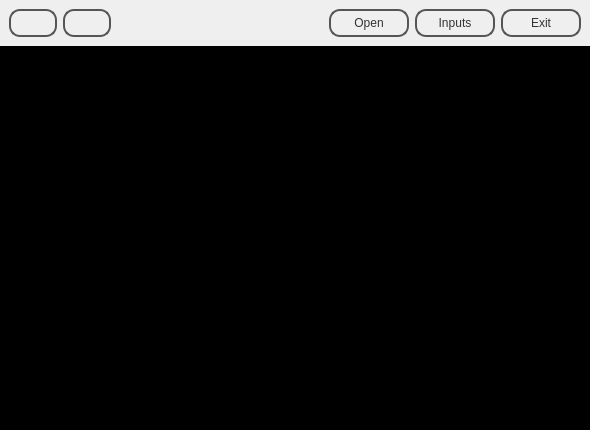
Above: applications/scene-display/scene-display-gui.ui from daniel86/regen before the change. Below: the same form after it.
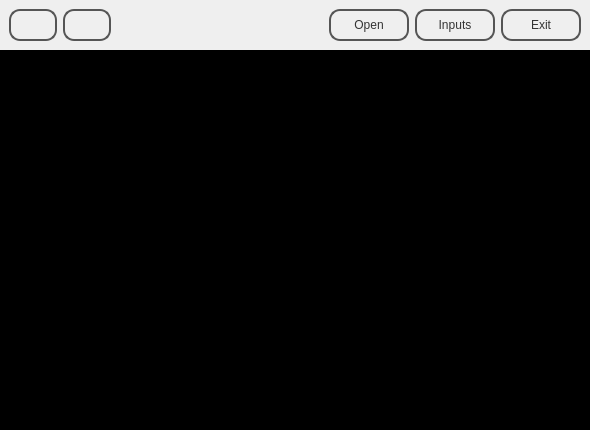
That is the form after the change. Icons and pictures are not drawn.

Commit message: Increase max size of button bar, and minsize of buttons

The edit to the form file:
```diff
--- a/applications/scene-display/scene-display-gui.ui
+++ b/applications/scene-display/scene-display-gui.ui
@@ -73,7 +73,7 @@
       <property name="maximumSize">
        <size>
         <width>16777215</width>
-        <height>50</height>
+        <height>64</height>
        </size>
       </property>
       <property name="frameShape">
@@ -157,7 +157,7 @@
          <property name="minimumSize">
           <size>
            <width>80</width>
-           <height>0</height>
+           <height>32</height>
           </size>
          </property>
          <property name="focusPolicy">
@@ -184,7 +184,7 @@
          <property name="minimumSize">
           <size>
            <width>80</width>
-           <height>0</height>
+           <height>32</height>
           </size>
          </property>
          <property name="focusPolicy">
@@ -205,7 +205,7 @@
          <property name="minimumSize">
           <size>
            <width>80</width>
-           <height>0</height>
+           <height>32</height>
           </size>
          </property>
          <property name="focusPolicy">
```
The commit also changes 1 other file.
